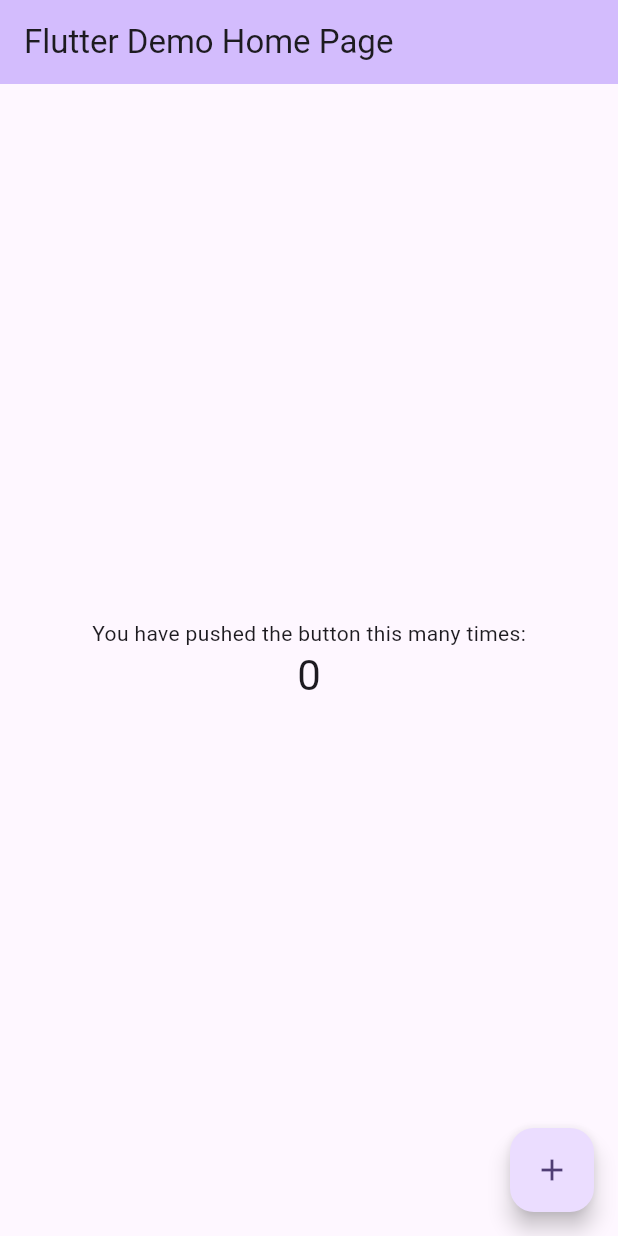
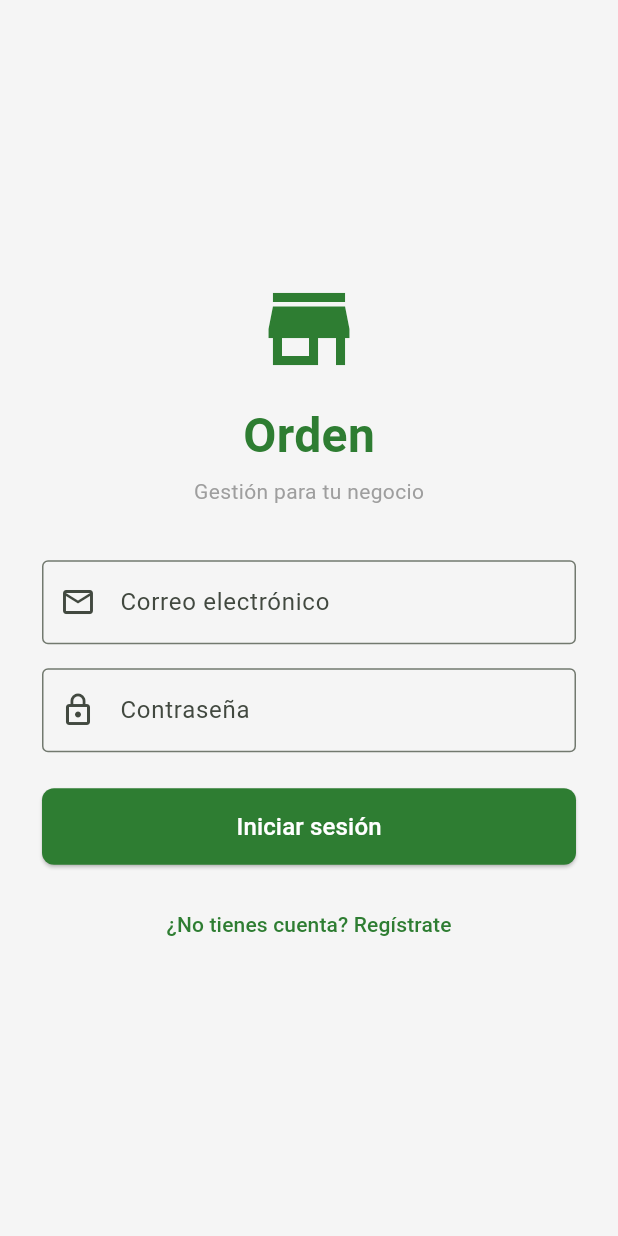
Before and after one commit to Wissbegierde/orden, a Flutter app: the screen it shows after launch, on a phone screen of 412 x 824 dp. Run offline on Flutter 3.47's test engine with Material 3 defaults, Android fonts, the phone set to English and light mode, and no system bars; our stand-ins replace firebase_auth, firebase_core, shared_preferences; accounts and stored records are empty.

Commit message:
feat: autenticación - login y registro con Firebase

```diff
--- a/lib/main.dart
+++ b/lib/main.dart
@@ -1,121 +1,45 @@
 import 'package:flutter/material.dart';
+import 'package:firebase_core/firebase_core.dart';
+import 'package:firebase_auth/firebase_auth.dart';
+import 'firebase_options.dart';
+import 'services/auth_service.dart';
+import 'screens/auth/login_screen.dart';
 
-void main() {
-  runApp(const MyApp());
+void main() async {
+  WidgetsFlutterBinding.ensureInitialized();
+  await Firebase.initializeApp(
+    options: DefaultFirebaseOptions.currentPlatform,
+  );
+  runApp(const OrdenApp());
 }
 
-class MyApp extends StatelessWidget {
-  const MyApp({super.key});
+class OrdenApp extends StatelessWidget {
+  const OrdenApp({super.key});
 
-  // This widget is the root of your application.
   @override
   Widget build(BuildContext context) {
     return MaterialApp(
-      title: 'Flutter Demo',
+      title: 'Orden',
+      debugShowCheckedModeBanner: false,
       theme: ThemeData(
-        // This is the theme of your application.
-        //
-        // TRY THIS: Try running your application with "flutter run". You'll see
-        // the application has a purple toolbar. Then, without quitting the app,
-        // try changing the seedColor in the colorScheme below to Colors.green
-        // and then invoke "hot reload" (save your changes or press the "hot
-        // reload" button in a Flutter-supported IDE, or press "r" if you used
-        // the command line to start the app).
-        //
-        // Notice that the counter didn't reset back to zero; the application
-        // state is not lost during the reload. To reset the state, use hot
-        // restart instead.
-        //
-        // This works for code too, not just values: Most code changes can be
-        // tested with just a hot reload.
-        colorScheme: .fromSeed(seedColor: Colors.deepPurple),
+        colorScheme: ColorScheme.fromSeed(seedColor: const Color(0xFF2E7D32)),
+        useMaterial3: true,
       ),
-      home: const MyHomePage(title: 'Flutter Demo Home Page'),
-    );
-  }
-}
-
-class MyHomePage extends StatefulWidget {
-  const MyHomePage({super.key, required this.title});
-
-  // This widget is the home page of your application. It is stateful, meaning
-  // that it has a State object (defined below) that contains fields that affect
-  // how it looks.
-
-  // This class is the configuration for the state. It holds the values (in this
-  // case the title) provided by the parent (in this case the App widget) and
-  // used by the build method of the State. Fields in a Widget subclass are
-  // always marked "final".
-
-  final String title;
-
-  @override
-  State<MyHomePage> createState() => _MyHomePageState();
-}
-
-class _MyHomePageState extends State<MyHomePage> {
-  int _counter = 0;
-
-  void _incrementCounter() {
-    setState(() {
-      // This call to setState tells the Flutter framework that something has
-      // changed in this State, which causes it to rerun the build method below
-      // so that the display can reflect the updated values. If we changed
-      // _counter without calling setState(), then the build method would not be
-      // called again, and so nothing would appear to happen.
-      _counter++;
-    });
-  }
-
-  @override
-  Widget build(BuildContext context) {
-    // This method is rerun every time setState is called, for instance as done
-    // by the _incrementCounter method above.
-    //
-    // The Flutter framework has been optimized to make rerunning build methods
-    // fast, so that you can just rebuild anything that needs updating rather
-    // than having to individually change instances of widgets.
-    return Scaffold(
-      appBar: AppBar(
-        // TRY THIS: Try changing the color here to a specific color (to
-        // Colors.amber, perhaps?) and trigger a hot reload to see the AppBar
-        // change color while the other colors stay the same.
-        backgroundColor: Theme.of(context).colorScheme.inversePrimary,
-        // Here we take the value from the MyHomePage object that was created by
-        // the App.build method, and use it to set our appbar title.
-        title: Text(widget.title),
-      ),
-      body: Center(
-        // Center is a layout widget. It takes a single child and positions it
-        // in the middle of the parent.
-        child: Column(
-          // Column is also a layout widget. It takes a list of children and
-          // arranges them vertically. By default, it sizes itself to fit its
-          // children horizontally, and tries to be as tall as its parent.
-          //
-          // Column has various properties to control how it sizes itself and
-          // how it positions its children. Here we use mainAxisAlignment to
-          // center the children vertically; the main axis here is the vertical
-          // axis because Columns are vertical (the cross axis would be
-          // horizontal).
-          //
-          // TRY THIS: Invoke "debug painting" (choose the "Toggle Debug Paint"
-          // action in the IDE, or press "p" in the console), to see the
-          // wireframe for each widget.
-          mainAxisAlignment: .center,
-          children: [
-            const Text('You have pushed the button this many times:'),
-            Text(
-              '$_counter',
-              style: Theme.of(context).textTheme.headlineMedium,
-            ),
-          ],
-        ),
-      ),
-      floatingActionButton: FloatingActionButton(
-        onPressed: _incrementCounter,
-        tooltip: 'Increment',
-        child: const Icon(Icons.add),
+      home: StreamBuilder<User?>(
+        stream: AuthService().authStateChanges,
+        builder: (context, snapshot) {
+          if (snapshot.connectionState == ConnectionState.waiting) {
+            return const Scaffold(
+              body: Center(child: CircularProgressIndicator()),
+            );
+          }
+          if (snapshot.hasData) {
+            return const Scaffold(
+              body: Center(child: Text('¡Bienvenido!')),
+            );
+          }
+          return const LoginScreen();
+        },
       ),
     );
   }
--- /dev/null
+++ b/lib/models/user_model.dart
@@ -0,0 +1,35 @@
+class UserModel {
+  final String uid;
+  final String nombre;
+  final String email;
+  final String telefono;
+  final String negocio;
+
+  UserModel({
+    required this.uid,
+    required this.nombre,
+    required this.email,
+    required this.telefono,
+    required this.negocio,
+  });
+
+  Map<String, dynamic> toMap() {
+    return {
+      'uid': uid,
+      'nombre': nombre,
+      'email': email,
+      'telefono': telefono,
+      'negocio': negocio,
+    };
+  }
+
+  factory UserModel.fromMap(Map<String, dynamic> map) {
+    return UserModel(
+      uid: map['uid'] ?? '',
+      nombre: map['nombre'] ?? '',
+      email: map['email'] ?? '',
+      telefono: map['telefono'] ?? '',
+      negocio: map['negocio'] ?? '',
+    );
+  }
+}
--- /dev/null
+++ b/lib/screens/auth/login_screen.dart
@@ -0,0 +1,103 @@
+import 'package:flutter/material.dart';
+import '../../services/auth_service.dart';
+import 'register_screen.dart';
+
+class LoginScreen extends StatefulWidget {
+  const LoginScreen({super.key});
+
+  @override
+  State<LoginScreen> createState() => _LoginScreenState();
+}
+
+class _LoginScreenState extends State<LoginScreen> {
+  final _emailCtrl = TextEditingController();
+  final _passCtrl = TextEditingController();
+  final _authService = AuthService();
+  bool _loading = false;
+  String? _error;
+
+  Future<void> _login() async {
+    setState(() { _loading = true; _error = null; });
+    try {
+      await _authService.login(
+        email: _emailCtrl.text.trim(),
+        password: _passCtrl.text.trim(),
+      );
+    } catch (e) {
+      setState(() => _error = 'Correo o contraseña incorrectos');
+    } finally {
+      setState(() => _loading = false);
+    }
+  }
+
+  @override
+  Widget build(BuildContext context) {
+    return Scaffold(
+      backgroundColor: const Color(0xFFF5F5F5),
+      body: Center(
+        child: SingleChildScrollView(
+          padding: const EdgeInsets.all(28),
+          child: Column(
+            mainAxisAlignment: MainAxisAlignment.center,
+            children: [
+              const Icon(Icons.store, size: 72, color: Color(0xFF2E7D32)),
+              const SizedBox(height: 12),
+              const Text('Orden',
+                style: TextStyle(fontSize: 32, fontWeight: FontWeight.bold, color: Color(0xFF2E7D32))),
+              const SizedBox(height: 4),
+              const Text('Gestión para tu negocio', style: TextStyle(color: Colors.grey)),
+              const SizedBox(height: 36),
+              TextField(
+                controller: _emailCtrl,
+                keyboardType: TextInputType.emailAddress,
+                decoration: const InputDecoration(
+                  labelText: 'Correo electrónico',
+                  prefixIcon: Icon(Icons.email_outlined),
+                  border: OutlineInputBorder(),
+                ),
+              ),
+              const SizedBox(height: 16),
+              TextField(
+                controller: _passCtrl,
+                obscureText: true,
+                decoration: const InputDecoration(
+                  labelText: 'Contraseña',
+                  prefixIcon: Icon(Icons.lock_outline),
+                  border: OutlineInputBorder(),
+                ),
+              ),
+              if (_error != null) ...[
+                const SizedBox(height: 12),
+                Text(_error!, style: const TextStyle(color: Colors.red)),
+              ],
+              const SizedBox(height: 24),
+              SizedBox(
+                width: double.infinity,
+                child: ElevatedButton(
+                  onPressed: _loading ? null : _login,
+                  style: ElevatedButton.styleFrom(
+                    backgroundColor: const Color(0xFF2E7D32),
+                    padding: const EdgeInsets.symmetric(vertical: 14),
+                    shape: RoundedRectangleBorder(borderRadius: BorderRadius.circular(8)),
+                  ),
+                  child: _loading
+                      ? const CircularProgressIndicator(color: Colors.white)
+                      : const Text('Iniciar sesión', style: TextStyle(fontSize: 16, color: Colors.white)),
+                ),
+              ),
+              const SizedBox(height: 16),
+              TextButton(
+                onPressed: () => Navigator.push(
+                  context,
+                  MaterialPageRoute(builder: (_) => RegisterScreen()),
+                ),
+                child: const Text('¿No tienes cuenta? Regístrate',
+                  style: TextStyle(color: Color(0xFF2E7D32))),
+              ),
+            ],
+          ),
+        ),
+      ),
+    );
+  }
+}
--- a/pubspec.yaml
+++ b/pubspec.yaml
@@ -34,6 +34,10 @@ dependencies:
   # The following adds the Cupertino Icons font to your application.
   # Use with the CupertinoIcons class for iOS style icons.
   cupertino_icons: ^1.0.8
+  firebase_core: ^3.4.0
+  firebase_auth: ^5.2.0
+  cloud_firestore: ^5.4.0
+  shared_preferences: ^2.2.3
 
 dev_dependencies:
   flutter_test:
```
Also changed, not shown: lib/screens/auth/register_screen.dart (added, +107 -0 lines), lib/services/auth_service.dart (added, +67 -0 lines), firebase.json (added), lib/firebase_options.dart (added), pubspec.lock, 6 other files.
